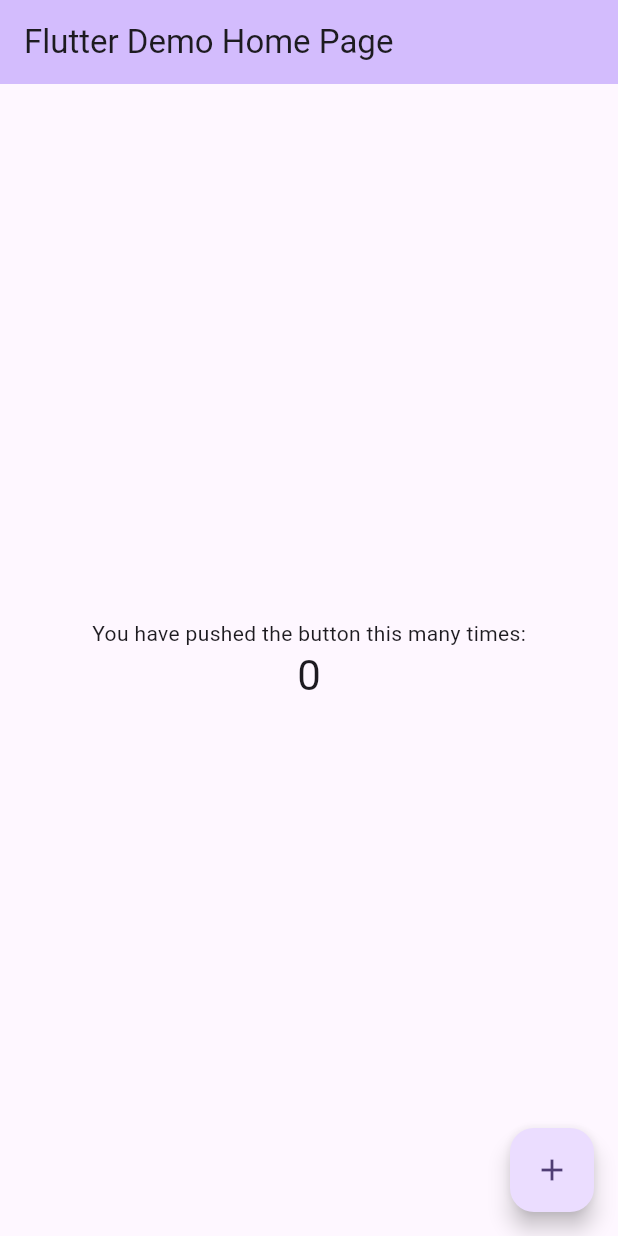
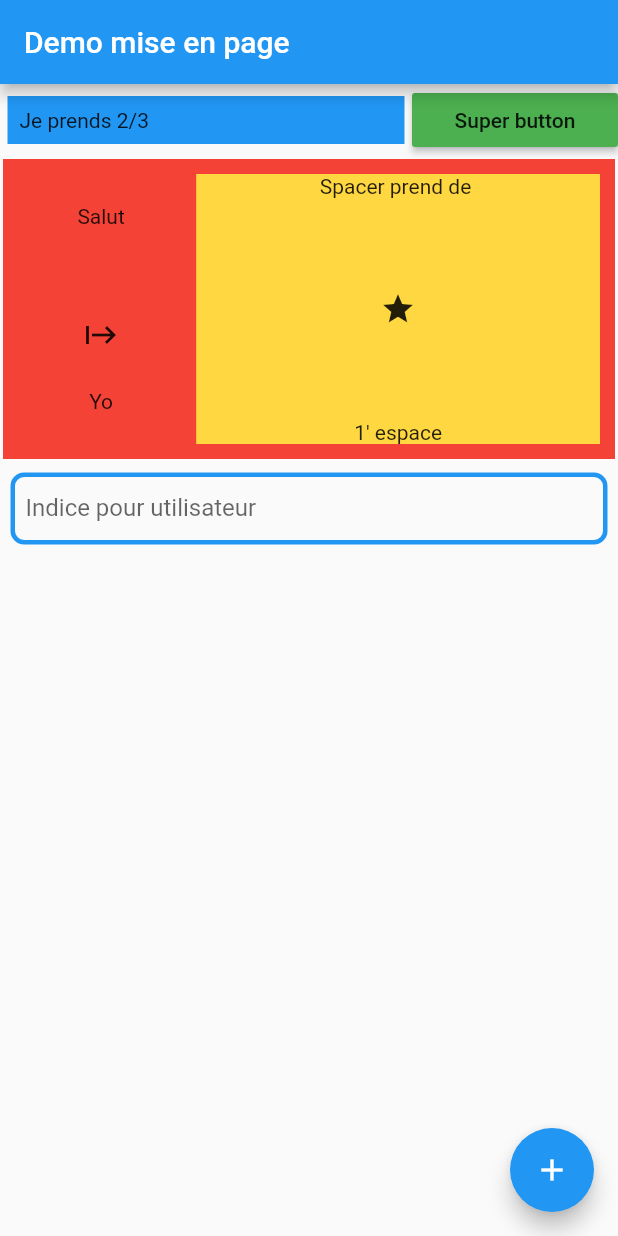
Before and after one commit to LeCanardNoir-cegep/E23-420-5N6-EM-Flutter-Materiel, a Flutter app: the screen it shows after launch, on a phone screen of 412 x 824 dp. Run offline on Flutter 3.47's test engine with Material 2 defaults, Android fonts, the phone set to English and light mode, and no system bars.

Commit message:
FCT: 1.2 DEMO Mise en page

```diff
--- /dev/null
+++ b/MiseEnPage/mise_en_page/lib/home.dart
@@ -0,0 +1,122 @@
+import 'package:flutter/material.dart';
+
+class MyHomePage extends StatefulWidget {
+  const MyHomePage({super.key, required this.title});
+
+  final String title;
+
+  @override
+  State<MyHomePage> createState() => _MyHomePageState();
+}
+
+class _MyHomePageState extends State<MyHomePage> {
+
+  @override
+  Widget build(BuildContext context) {
+    return Scaffold(
+      appBar: AppBar(title: const Text('Demo mise en page'),
+      ),
+      body: Column(
+        mainAxisAlignment: MainAxisAlignment.start,
+        children: <Widget>[
+          Row(
+            children: [
+              Expanded(
+                  flex: 2,
+                  child: Container(
+                    margin: const EdgeInsets.all(5),
+                    width: double.infinity,
+                    color: Colors.blue,
+                    child:
+                    const Padding(
+                        padding: EdgeInsets.all(8),
+                        child: Text("Je prends 2/3"),
+                    ),
+                ),
+              ),
+              Expanded(
+                flex: 1,
+                  child: MaterialButton(
+                    color: Colors.green,
+                    onPressed: () {  },
+                    child: const Text("Super button"),
+                  )
+              )
+            ],
+          ),
+          Container(
+            height: 200,
+            color: Colors.red,
+            margin: const EdgeInsets.all(2),
+            child: Padding(
+              padding: const EdgeInsets.all(6),
+              child: Row(
+                children: [
+                  const Expanded(
+                    flex: 3,
+                      child: Column(
+                        mainAxisAlignment: MainAxisAlignment.spaceEvenly,
+                        crossAxisAlignment: CrossAxisAlignment.center,
+                        children: [
+                          Text("Salut"),
+                          SizedBox(height: 10),
+                          Icon(Icons.start),
+                          Text("Yo")
+                        ],
+                      )
+                  ),
+                  Expanded(
+                    flex: 7,
+                      child: Container(
+                        margin: const EdgeInsets.all(4),
+                        color: Colors.amberAccent,
+                          child: const Column(
+                            mainAxisAlignment: MainAxisAlignment.spaceEvenly,
+                            crossAxisAlignment: CrossAxisAlignment.center,
+                            children: [
+                              Text("Spacer prend de "),
+                              Spacer(),
+                              Icon(Icons.star),
+                              Spacer(),
+                              Text("1' espace")
+                            ],
+                          ),
+                      )
+                  )
+                ],
+              ),
+            ),
+          ),
+          Padding(
+              padding: const EdgeInsets.all(7),
+            child: TextFormField(
+              decoration: const InputDecoration(
+                fillColor: Colors.blue,
+                filled: false,
+                labelText: "Indice pour utilisateur",
+                contentPadding: EdgeInsets.all(10),
+                border: OutlineInputBorder(
+                  borderRadius: BorderRadius.all(Radius.circular(9)),
+                  borderSide: BorderSide(color: Colors.redAccent, width: 6),
+                ),
+                enabledBorder: OutlineInputBorder(
+                  borderRadius: BorderRadius.all(Radius.circular(9)),
+                  borderSide: BorderSide(color: Colors.blue, width: 3)
+                ),
+                focusedBorder: OutlineInputBorder(
+                  borderRadius: BorderRadius.all(Radius.circular(9)),
+                  borderSide: BorderSide(color: Colors.green, width: 2)
+                ),
+              ),
+            ),
+          )
+        ],
+      ),
+      floatingActionButton: FloatingActionButton(
+        onPressed: () {},
+        tooltip: "Increment",
+        child: const Icon(Icons.add),
+      ),
+    );
+  }
+}
--- a/MiseEnPage/mise_en_page/lib/main.dart
+++ b/MiseEnPage/mise_en_page/lib/main.dart
@@ -1,4 +1,6 @@
 import 'package:flutter/material.dart';
+
+import 'home.dart';
 
 void main() {
   runApp(const MyApp());
@@ -9,61 +11,8 @@ class MyApp extends StatelessWidget {
 
   @override
   Widget build(BuildContext context) {
-    return MaterialApp(
-      title: 'Flutter Demo',
-      theme: ThemeData(
-        colorScheme: ColorScheme.fromSeed(seedColor: Colors.deepPurple),
-        useMaterial3: true,
-      ),
-      home: const MyHomePage(title: 'Flutter Demo Home Page'),
+    return const MaterialApp(
+      home: MyHomePage(title: 'Flutter Demo Home Page'),
     );
   }
 }
-
-class MyHomePage extends StatefulWidget {
-  const MyHomePage({super.key, required this.title});
-
-  final String title;
-
-  @override
-  State<MyHomePage> createState() => _MyHomePageState();
-}
-
-class _MyHomePageState extends State<MyHomePage> {
-  int _counter = 0;
-
-  void _incrementCounter() {
-    setState(() {
-      _counter++;
-    });
-  }
-
-  @override
-  Widget build(BuildContext context) {
-    return Scaffold(
-      appBar: AppBar(
-        backgroundColor: Theme.of(context).colorScheme.inversePrimary,
-        title: Text(widget.title),
-      ),
-      body: Center(
-        child: Column(
-          mainAxisAlignment: MainAxisAlignment.center,
-          children: <Widget>[
-            const Text(
-              'You have pushed the button this many times:',
-            ),
-            Text(
-              '$_counter',
-              style: Theme.of(context).textTheme.headlineMedium,
-            ),
-          ],
-        ),
-      ),
-      floatingActionButton: FloatingActionButton(
-        onPressed: _incrementCounter,
-        tooltip: 'Increment',
-        child: const Icon(Icons.add),
-      ),
-    );
-  }
-}
```
